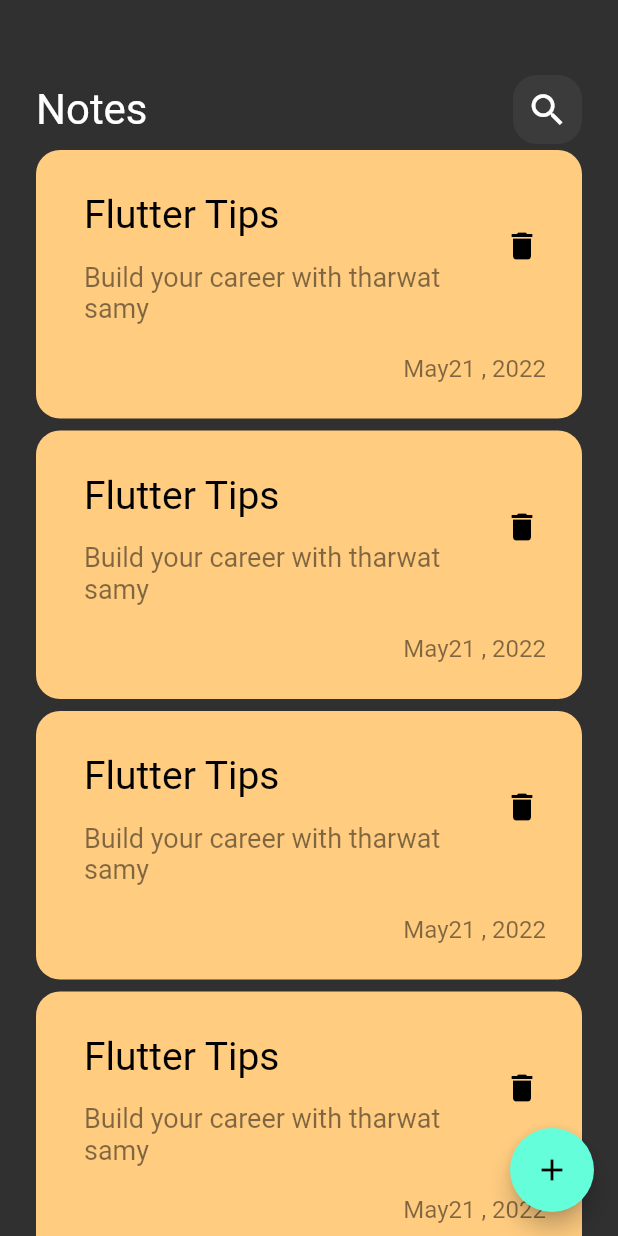
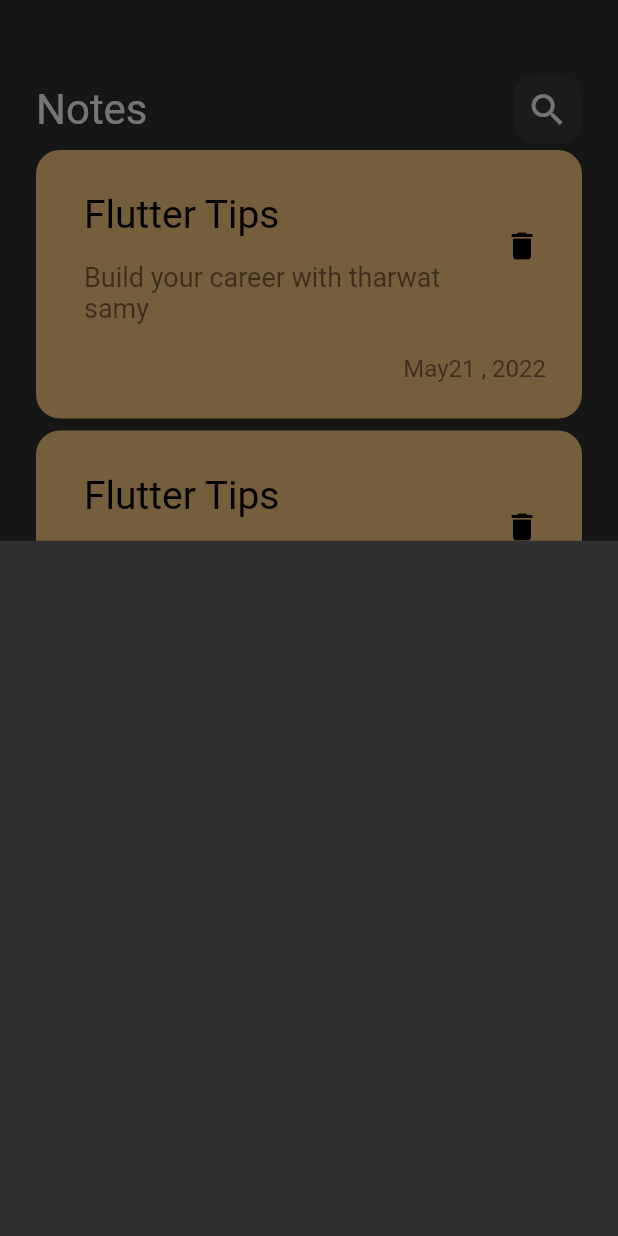
Before and after one commit to reham611/notes, a Flutter app: the screen it shows after launch, after a tap on the "add" icon, on a phone screen of 412 x 824 dp. Run offline on Flutter 3.47's test engine with Material 2 defaults, Android fonts, the phone set to English and light mode, and no system bars; Roboto replaces fonts that are missing (Poppins).

Commit message:
show model bottom sheet

```diff
--- a/lib/views/_view.dart
+++ b/lib/views/_view.dart
@@ -1,4 +1,5 @@
 import 'package:flutter/material.dart';
+import 'package:notes_app/views/widgets/add_note_bottom_sheet.dart';
 
 import 'widgets/notes_view_body.dart';
 
@@ -11,7 +12,15 @@ class NotesView extends StatelessWidget {
   Widget build(BuildContext context) {
     return  Scaffold(
 
-      floatingActionButton: FloatingActionButton(onPressed: () {},
+      floatingActionButton: FloatingActionButton(onPressed: () {
+
+        showModalBottomSheet(
+          context: context, builder: (context)
+        {
+          return const AddNoteBottomSheet();
+        }
+        );
+      },
       child: const Icon(Icons.add),
       ),
       body: const  NotesViewBody(),
--- /dev/null
+++ b/lib/views/widgets/add_note_bottom_sheet.dart
@@ -0,0 +1,10 @@
+import 'package:flutter/material.dart';
+
+class AddNoteBottomSheet extends StatelessWidget {
+  const AddNoteBottomSheet({super.key});
+
+  @override
+  Widget build(BuildContext context) {
+    return Container();
+  }
+}
```
